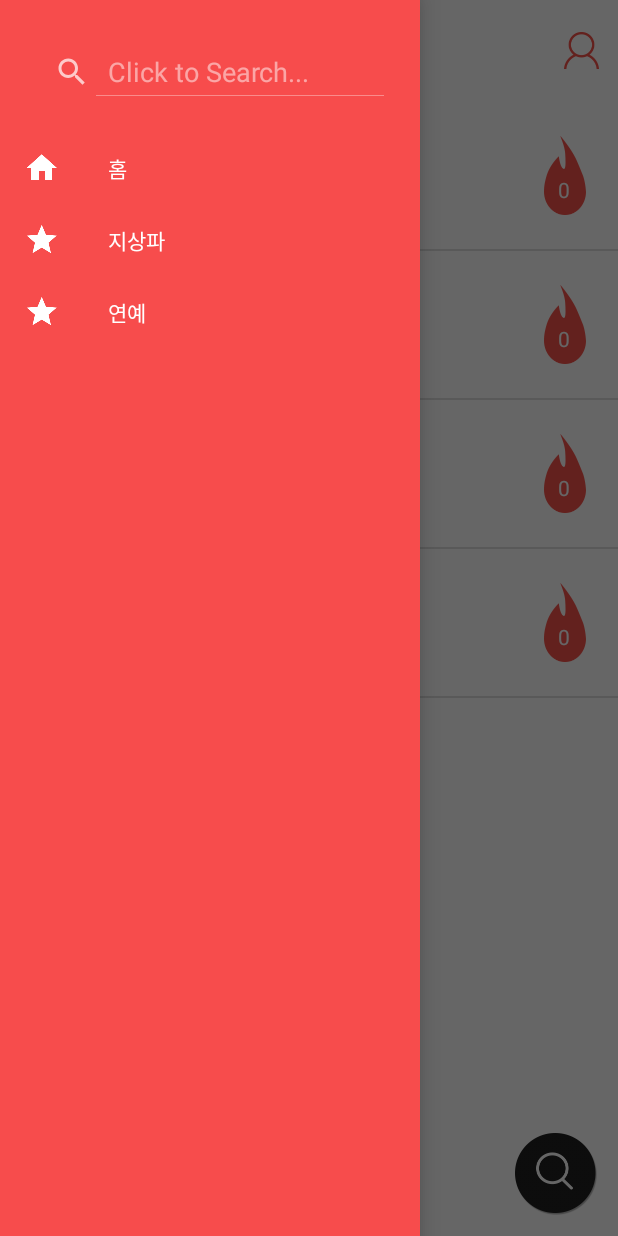
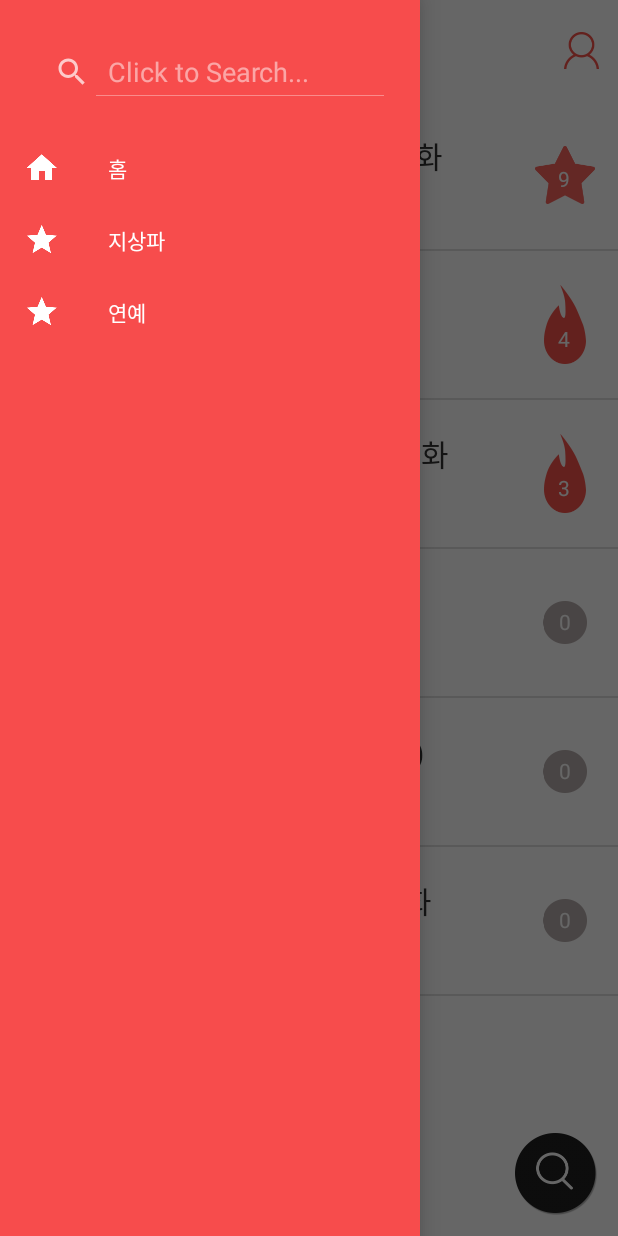
Before and after one commit to Nexters/bullpanApp, an Android app: the MainActivity screen opened directly, with no data from a screen before it, with the side drawer open, on a phone screen of 412 x 824 dp. Run offline under Robolectric (Android 15) with nearby library versions, the phone set to English and light mode, and no system bars; pictures from the network do not load; 3 statements that could not run were skipped.

Commit message:
메인페이지 채널리스트 변경
- 채널별 로고이미지 추가
- 가이드에 맞게 컨텐츠 내용 수정
- bg_circle, bg_star에 나인패치 적용

```diff
--- a/app/src/main/java/com/bullpan/bullpanapp/activity/MainActivity.java
+++ b/app/src/main/java/com/bullpan/bullpanapp/activity/MainActivity.java
@@ -151,33 +151,47 @@ public class MainActivity extends AppCompatActivity
 
     private void fetchChannels() {
         mTvChannels.clear();
-        mTvChannels.add(new TvChannel("KBS1",
-                            R.drawable.kbs1_logo,
-                            new Program("애국가" ,
-                                        "",
-                                        new Date(2016,2,4,0,0),
-                                        new Date(2016,2,4,0,1)),
-                            0));
-        mTvChannels.add(new TvChannel("KBS2",
-                R.drawable.kbs2_logo,
-                new Program("정오뉴스" ,
+        mTvChannels.add(new TvChannel("MBC",
+                R.drawable.mbc_logo,
+                new Program("그녀는 예뻣다 : 최종화",
                         "",
-                        new Date(2016,2,4,0,0),
-                        new Date(2016,2,4,0,1)),
+                        new Date(2016, 2, 4, 12, 0),
+                        new Date(2016, 2, 4, 13, 0)),
+                9));
+        mTvChannels.add(new TvChannel("JTBC",
+                R.drawable.jtbc_logo,
+                new Program("치즈인더트랩 : 2화" ,
+                        "",
+                        new Date(2016,2,4,12,0),
+                        new Date(2016,2,4,13,0)),
+                4));
+        mTvChannels.add(new TvChannel("TVN",
+                R.drawable.tvn_logo,
+                new Program("냉장고를 부탁해 : 23화" ,
+                        "",
+                        new Date(2016,2,4,12,0),
+                        new Date(2016,2,4,13,0)),
+                3));
+        mTvChannels.add(new TvChannel("CNTN",
+                R.drawable.cntn_logo,
+                new Program("바람의 화원 : 4화" ,
+                        "",
+                        new Date(2016,2,4,12,0),
+                        new Date(2016,2,4,13,0)),
                 0));
         mTvChannels.add(new TvChannel("SBS",
                 R.drawable.sbs_logo,
-                new Program("런닝맨" ,
+                new Program("꽃가족 : 1화 (첫방송)" ,
                         "",
-                        new Date(2016,2,4,0,0),
-                        new Date(2016,2,4,0,1)),
+                        new Date(2016,2,4,12,0),
+                        new Date(2016,2,4,13,0)),
                 0));
-        mTvChannels.add(new TvChannel("MBC",
-                R.drawable.mbc_logo,
-                new Program("그녀는 예뻤다" ,
+        mTvChannels.add(new TvChannel("KBS2",
+                R.drawable.kbs2_logo,
+                new Program("고양이를 부탁해 : 2화" ,
                         "",
-                        new Date(2016,2,4,0,0),
-                        new Date(2016,2,4,0,1)),
+                        new Date(2016,2,4,12,0),
+                        new Date(2016,2,4,13,0)),
                 0));
         mListAdapter.notifyDataSetChanged();
     }
--- a/app/src/main/java/com/bullpan/bullpanapp/adapter/ChannelListAdapter.java
+++ b/app/src/main/java/com/bullpan/bullpanapp/adapter/ChannelListAdapter.java
@@ -66,7 +66,21 @@ public class ChannelListAdapter extends BaseAdapter {
         holder.programTitle.setText(tvChannel.getCurrentProgramTitle());
         holder.programDuartion.setText(tvChannel.getCurrentDuration());
         holder.programCount.setText(tvChannel.getChannelHitCount() + "");
+        changeCountLabelBackground(holder.programCount, tvChannel.getChannelHitCount());
         return convertView;
+    }
+
+    private void changeCountLabelBackground(TextView label, int count) {
+        if(count > 5) {
+            label.setBackgroundResource(R.drawable.bg_star);
+        }
+        else if (count > 0)
+        {
+            label.setBackgroundResource(R.drawable.bg_fire);
+        } else {
+            label.setBackgroundResource(R.drawable.bg_circle);
+        }
+
     }
 
     public void add(TvChannel item) {
```
Also changed, not shown: app/src/main/res/drawable-mdpi/cntn_logo.png (added), app/src/main/res/drawable-mdpi/jtbc_logo.png (added), app/src/main/res/drawable-mdpi/kbs2_logo.png, app/src/main/res/drawable-mdpi/kbs2_logo_old.png (added), app/src/main/res/drawable-mdpi/mbc_logo.jpg (deleted), app/src/main/res/drawable-mdpi/mbc_logo.png (added), app/src/main/res/drawable-mdpi/tvn_logo.png (added), app/src/main/res/drawable-xxhdpi/bg_circle.9.png (added), app/src/main/res/drawable-xxhdpi/bg_star.9.png (added).
